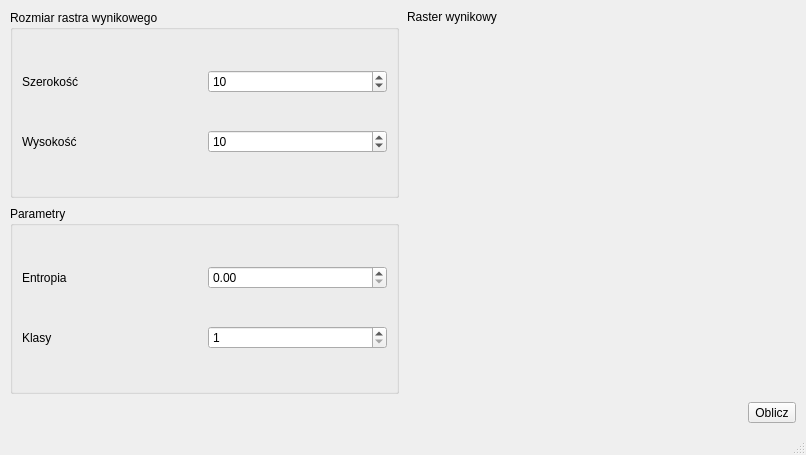
The window that gui.ui (Mativane/entropia_zaliczonko) describes before a commit, drawn with Qt 5.
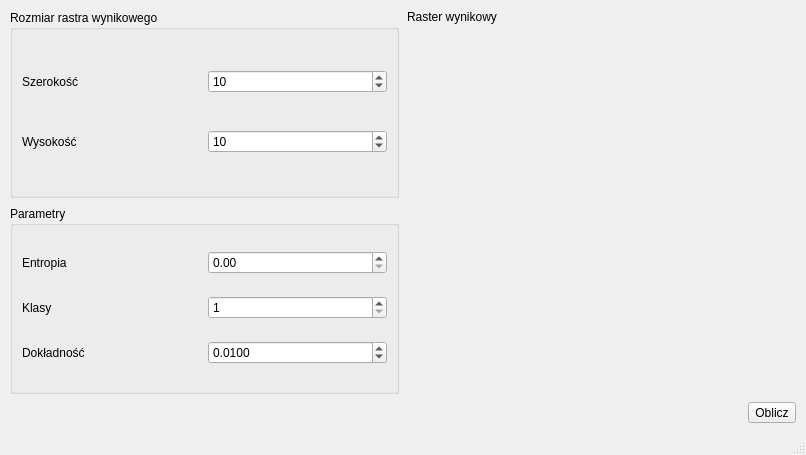
The same window after the commit.

Commit message: nowy parametr - dokładność

What changed in the file:
```diff
--- a/gui.ui
+++ b/gui.ui
@@ -133,6 +133,27 @@
              </item>
             </layout>
            </item>
+           <item>
+            <layout class="QHBoxLayout" name="horizontalLayout_5">
+             <item>
+              <widget class="QLabel" name="label_5">
+               <property name="text">
+                <string>Dokładność</string>
+               </property>
+              </widget>
+             </item>
+             <item>
+              <widget class="QDoubleSpinBox" name="dsbAccuracy">
+               <property name="decimals">
+                <number>4</number>
+               </property>
+               <property name="value">
+                <double>0.010000000000000</double>
+               </property>
+              </widget>
+             </item>
+            </layout>
+           </item>
           </layout>
          </widget>
         </item>
```
The commit also changes 3 other files.
